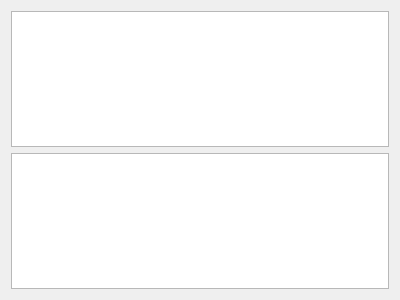
The window that widget.ui (leon-babich/Sample) describes before a commit, drawn with Qt 5.
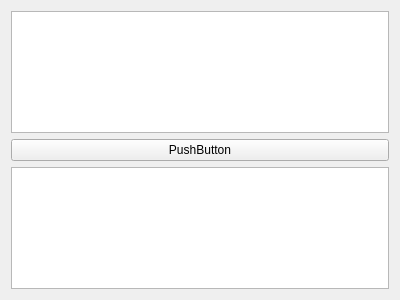
The same window after the commit.

Commit message: Create proc function

Diff of the .ui file:
```diff
--- a/widget.ui
+++ b/widget.ui
@@ -17,6 +17,13 @@
    <item>
     <widget class="QTextEdit" name="textEdit"/>
    </item>
+   <item>
+    <widget class="QPushButton" name="pushButton">
+     <property name="text">
+      <string>PushButton</string>
+     </property>
+    </widget>
+   </item>
    <item>
     <widget class="QTextEdit" name="textEdit_2"/>
    </item>
```
The commit also changes 2 other files.
